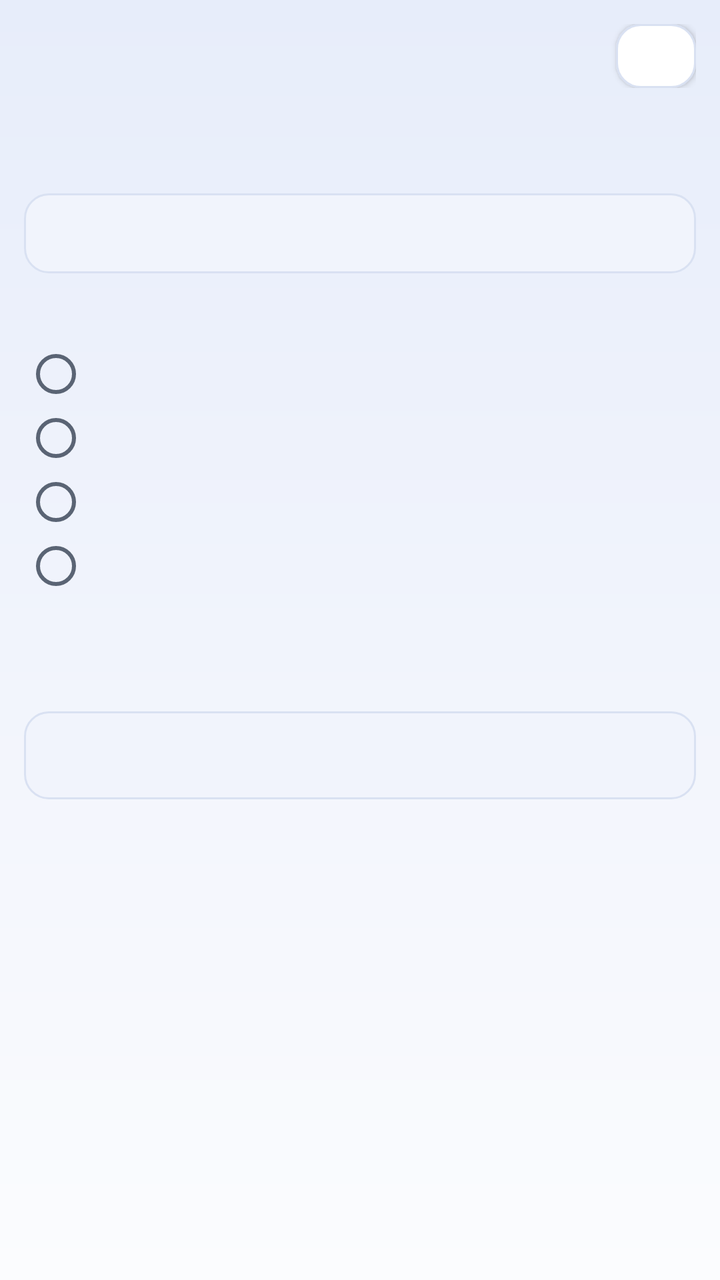
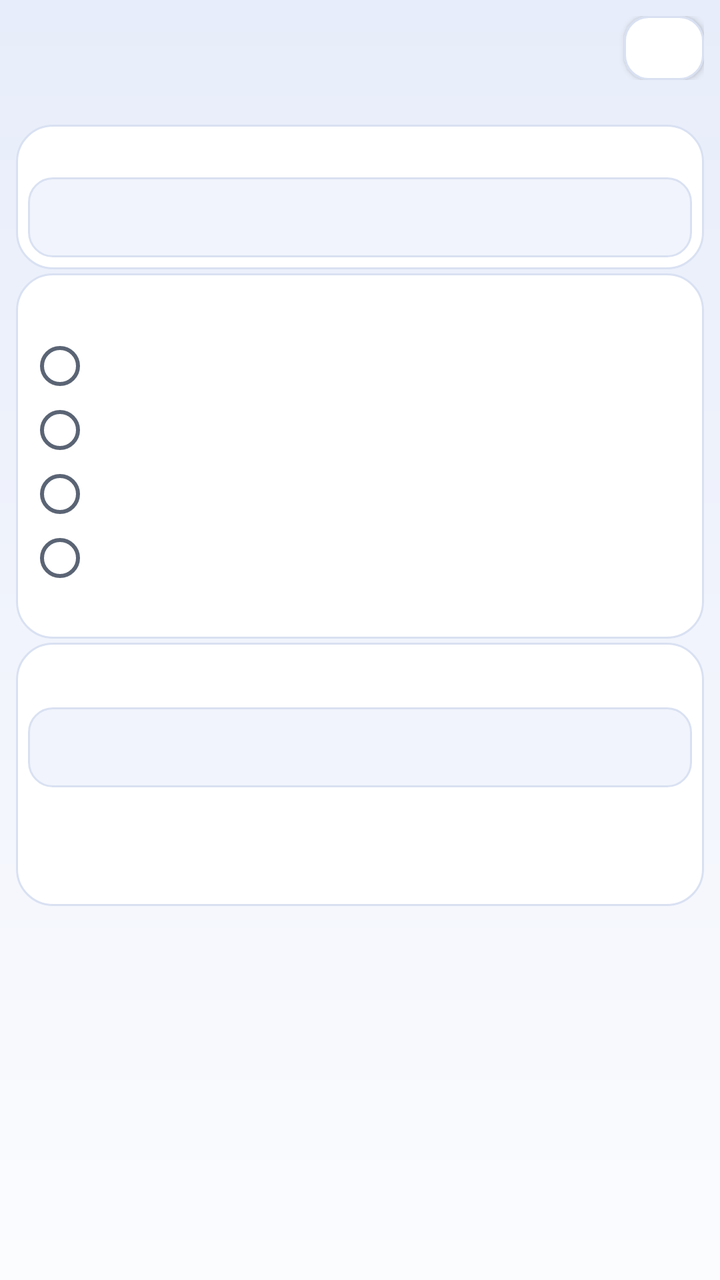

Compare the two renders of this Android layout. The source of the first and the diff that turns it into the second are given below.
<!-- AndroidManifest.xml: application theme AppTheme -->
<!-- res/layout/activity_translation_source.xml -->
<?xml version="1.0" encoding="utf-8"?>
<LinearLayout xmlns:android="http://schemas.android.com/apk/res/android"
    android:layout_width="match_parent"
    android:layout_height="match_parent"
    android:background="@drawable/bg_aurora"
    android:fitsSystemWindows="true"
    android:orientation="vertical"
    android:padding="12dp">

    <LinearLayout
        android:layout_width="match_parent"
        android:layout_height="wrap_content"
        android:gravity="center_vertical"
        android:orientation="horizontal">

        <TextView
            android:id="@+id/text_source_title"
            android:layout_width="0dp"
            android:layout_height="wrap_content"
            android:layout_weight="1"
            android:textColor="@color/text_primary"
            android:textSize="16sp"
            android:textStyle="bold" />

        <Button
            android:id="@+id/btn_source_close"
            style="@style/SettingsButton"
            android:layout_width="40dp"
            android:layout_height="32dp"
            android:minWidth="0dp"
            android:paddingStart="0dp"
            android:paddingEnd="0dp"
            android:textSize="14sp" />
    </LinearLayout>

    <TextView
        android:id="@+id/text_source_desc"
        android:layout_width="match_parent"
        android:layout_height="wrap_content"
        android:paddingTop="4dp"
        android:paddingBottom="8dp"
        android:textColor="@color/text_secondary"
        android:textSize="12sp" />

    <ScrollView
        android:layout_width="match_parent"
        android:layout_height="0dp"
        android:layout_weight="1"
        android:overScrollMode="never"
        android:scrollbars="none">

        <LinearLayout
            android:layout_width="match_parent"
            android:layout_height="wrap_content"
            android:orientation="vertical">

            <TextView
                android:id="@+id/label_source_provider"
                style="@style/SettingsLabel"
                android:labelFor="@id/spinner_source_provider" />

            <Spinner
                android:id="@+id/spinner_source_provider"
                android:layout_width="match_parent"
                android:layout_height="40dp"
                android:layout_marginTop="4dp"
                android:background="@drawable/field_aurora"
                android:paddingStart="12dp"
                android:paddingEnd="12dp"
                android:spinnerMode="dropdown" />

            <TextView
                android:id="@+id/label_source_scope"
                style="@style/SettingsLabel"
                android:layout_marginTop="14dp" />

            <RadioGroup
                android:id="@+id/group_source_scope"
                android:layout_width="match_parent"
                android:layout_height="wrap_content"
                android:orientation="vertical">

                <RadioButton
                    android:id="@+id/radio_scope_line_before"
                    android:layout_width="match_parent"
                    android:layout_height="wrap_content"
                    android:textColor="@color/text_primary"
                    android:textSize="14sp" />

                <RadioButton
                    android:id="@+id/radio_scope_line_full"
                    android:layout_width="match_parent"
                    android:layout_height="wrap_content"
                    android:textColor="@color/text_primary"
                    android:textSize="14sp" />

                <RadioButton
                    android:id="@+id/radio_scope_before_all"
                    android:layout_width="match_parent"
                    android:layout_height="wrap_content"
                    android:textColor="@color/text_primary"
                    android:textSize="14sp" />

                <RadioButton
                    android:id="@+id/radio_scope_all"
                    android:layout_width="match_parent"
                    android:layout_height="wrap_content"
                    android:textColor="@color/text_primary"
                    android:textSize="14sp" />
            </RadioGroup>

            <TextView
                android:id="@+id/text_source_scope_detail"
                android:layout_width="match_parent"
                android:layout_height="wrap_content"
                android:paddingStart="8dp"
                android:paddingTop="2dp"
                android:paddingEnd="8dp"
                android:textColor="@color/text_secondary"
                android:textSize="12sp" />

            <TextView
                android:id="@+id/label_source_max_bytes"
                style="@style/SettingsLabel"
                android:layout_marginTop="14dp"
                android:labelFor="@id/edit_source_max_bytes" />

            <EditText
                android:id="@+id/edit_source_max_bytes"
                android:layout_width="match_parent"
                android:layout_height="44dp"
                android:layout_marginTop="4dp"
                android:background="@drawable/field_aurora"
                android:importantForAutofill="no"
                android:inputType="number"
                android:maxLength="7"
                android:saveEnabled="false"
                android:paddingStart="12dp"
                android:paddingEnd="12dp"
                android:textColor="@color/text_primary"
                android:textSize="14sp" />

            <TextView
                android:id="@+id/text_source_official"
                android:layout_width="match_parent"
                android:layout_height="wrap_content"
                android:paddingTop="4dp"
                android:textColor="@color/text_secondary"
                android:textSize="12sp" />

            <TextView
                android:id="@+id/text_source_truncate"
                android:layout_width="match_parent"
                android:layout_height="wrap_content"
                android:paddingTop="8dp"
                android:paddingBottom="12dp"
                android:textColor="@color/text_secondary"
                android:textSize="12sp" />
        </LinearLayout>
    </ScrollView>
</LinearLayout>
<!-- resources referenced by this layout -->
<resources>
  <style name="SettingsButton">
          <item name="android:layout_width">match_parent</item>
          <item name="android:layout_height">44dp</item>
          <item name="android:background">@drawable/btn_aurora_secondary</item>
          <item name="android:textColor">@color/text_primary</item>
          <item name="android:textSize">13sp</item>
          <item name="android:gravity">center</item>
      </style>
  <style name="SettingsLabel">
          <item name="android:layout_width">match_parent</item>
          <item name="android:layout_height">wrap_content</item>
          <item name="android:textColor">@color/text_secondary</item>
          <item name="android:textSize">12sp</item>
          <item name="android:layout_marginBottom">4dp</item>
      </style>
  <color name="app_bg">#F5F7FB</color>
  <!-- unchanged entries left out for length: 17 -->
</resources>

<!-- the commit's change to res/layout/activity_translation_source.xml (unified diff, before → after) -->
@@ -1,11 +1,7 @@
 <?xml version="1.0" encoding="utf-8"?>
 <LinearLayout xmlns:android="http://schemas.android.com/apk/res/android"
-    android:layout_width="match_parent"
-    android:layout_height="match_parent"
-    android:background="@drawable/bg_aurora"
-    android:fitsSystemWindows="true"
-    android:orientation="vertical"
-    android:padding="12dp">
+    style="@style/PageRoot"
+    android:orientation="vertical">
 
     <LinearLayout
         android:layout_width="match_parent"
@@ -14,33 +10,20 @@
         android:orientation="horizontal">
 
         <TextView
+            style="@style/PageTitle"
             android:id="@+id/text_source_title"
-            android:layout_width="0dp"
-            android:layout_height="wrap_content"
-            android:layout_weight="1"
-            android:textColor="@color/text_primary"
-            android:textSize="16sp"
-            android:textStyle="bold" />
+            android:layout_height="wrap_content" />
 
         <Button
-            android:id="@+id/btn_source_close"
-            style="@style/SettingsButton"
-            android:layout_width="40dp"
-            android:layout_height="32dp"
-            android:minWidth="0dp"
-            android:paddingStart="0dp"
-            android:paddingEnd="0dp"
-            android:textSize="14sp" />
+            style="@style/PageCloseButton"
+            android:id="@+id/btn_source_close" />
     </LinearLayout>
 
     <TextView
+        style="@style/PageDesc"
         android:id="@+id/text_source_desc"
         android:layout_width="match_parent"
-        android:layout_height="wrap_content"
-        android:paddingTop="4dp"
-        android:paddingBottom="8dp"
-        android:textColor="@color/text_secondary"
-        android:textSize="12sp" />
+        android:layout_height="wrap_content" />
 
     <ScrollView
         android:layout_width="match_parent"
@@ -54,108 +37,104 @@
             android:layout_height="wrap_content"
             android:orientation="vertical">
 
-            <TextView
-                android:id="@+id/label_source_provider"
-                style="@style/SettingsLabel"
-                android:labelFor="@id/spinner_source_provider" />
+            <LinearLayout style="@style/SettingsCard">
+                <TextView
+                    style="@style/SettingsLabel"
+                    android:id="@+id/label_source_provider"
+                    android:labelFor="@id/spinner_source_provider"/>
 
-            <Spinner
-                android:id="@+id/spinner_source_provider"
-                android:layout_width="match_parent"
-                android:layout_height="40dp"
-                android:layout_marginTop="4dp"
-                android:background="@drawable/field_aurora"
-                android:paddingStart="12dp"
-                android:paddingEnd="12dp"
-                android:spinnerMode="dropdown" />
+                <Spinner
+                    style="@style/SettingsField"
+                    android:id="@+id/spinner_source_provider"
+                    android:layout_width="match_parent"
+                    android:layout_marginTop="2dp"
+                    android:spinnerMode="dropdown"/>
 
-            <TextView
-                android:id="@+id/label_source_scope"
-                style="@style/SettingsLabel"
-                android:layout_marginTop="14dp" />
+            </LinearLayout>
+            <LinearLayout style="@style/SettingsCard">
+                <TextView
+                    style="@style/SettingsLabel"
+                    android:id="@+id/label_source_scope"
+                    android:layout_marginTop="6dp"/>
 
-            <RadioGroup
-                android:id="@+id/group_source_scope"
-                android:layout_width="match_parent"
-                android:layout_height="wrap_content"
-                android:orientation="vertical">
-
-                <RadioButton
-                    android:id="@+id/radio_scope_line_before"
+                <RadioGroup
+                    android:id="@+id/group_source_scope"
                     android:layout_width="match_parent"
                     android:layout_height="wrap_content"
-                    android:textColor="@color/text_primary"
-                    android:textSize="14sp" />
+                    android:orientation="vertical">
 
-                <RadioButton
-                    android:id="@+id/radio_scope_line_full"
+                    <RadioButton
+                        android:id="@+id/radio_scope_line_before"
+                        android:layout_width="match_parent"
+                        android:layout_height="wrap_content"
+                        android:textColor="@color/text_primary"
+                        android:textSize="14sp" />
+
+                    <RadioButton
+                        android:id="@+id/radio_scope_line_full"
+                        android:layout_width="match_parent"
+                        android:layout_height="wrap_content"
+                        android:textColor="@color/text_primary"
+                        android:textSize="14sp" />
+
+                    <RadioButton
+                        android:id="@+id/radio_scope_before_all"
+                        android:layout_width="match_parent"
+                        android:layout_height="wrap_content"
+                        android:textColor="@color/text_primary"
+                        android:textSize="14sp" />
+
+                    <RadioButton
+                        android:id="@+id/radio_scope_all"
+                        android:layout_width="match_parent"
+                        android:layout_height="wrap_content"
+                        android:textColor="@color/text_primary"
+                        android:textSize="14sp" />
+                </RadioGroup>
+
+                <TextView
+                    android:id="@+id/text_source_scope_detail"
                     android:layout_width="match_parent"
                     android:layout_height="wrap_content"
-                    android:textColor="@color/text_primary"
-                    android:textSize="14sp" />
+                    android:paddingStart="8dp"
+                    android:paddingTop="2dp"
+                    android:paddingEnd="8dp"
+                    android:textColor="@color/text_secondary"
+                    android:textSize="12sp" />
 
-                <RadioButton
-                    android:id="@+id/radio_scope_before_all"
+            </LinearLayout>
+            <LinearLayout style="@style/SettingsCard">
+                <TextView
+                    style="@style/SettingsLabel"
+                    android:id="@+id/label_source_max_bytes"
+                    android:layout_marginTop="6dp"
+                    android:labelFor="@id/edit_source_max_bytes"/>
+
+                <EditText
+                    style="@style/SettingsField"
+                    android:id="@+id/edit_source_max_bytes"
+                    android:layout_width="match_parent"
+                    android:layout_marginTop="2dp"
+                    android:importantForAutofill="no"
+                    android:inputType="number"
+                    android:maxLength="7"
+                    android:saveEnabled="false"/>
+
+                <TextView
+                    style="@style/CardHint"
+                    android:id="@+id/text_source_official"
                     android:layout_width="match_parent"
                     android:layout_height="wrap_content"
-                    android:textColor="@color/text_primary"
-                    android:textSize="14sp" />
+                    android:paddingTop="4dp"/>
 
-                <RadioButton
-                    android:id="@+id/radio_scope_all"
+                <TextView
+                    style="@style/CardHint"
+                    android:id="@+id/text_source_truncate"
                     android:layout_width="match_parent"
                     android:layout_height="wrap_content"
-                    android:textColor="@color/text_primary"
-                    android:textSize="14sp" />
-            </RadioGroup>
-
-            <TextView
-                android:id="@+id/text_source_scope_detail"
-                android:layout_width="match_parent"
-                android:layout_height="wrap_content"
-                android:paddingStart="8dp"
-                android:paddingTop="2dp"
-                android:paddingEnd="8dp"
-                android:textColor="@color/text_secondary"
-                android:textSize="12sp" />
-
-            <TextView
-                android:id="@+id/label_source_max_bytes"
-                style="@style/SettingsLabel"
-                android:layout_marginTop="14dp"
-                android:labelFor="@id/edit_source_max_bytes" />
-
-            <EditText
-                android:id="@+id/edit_source_max_bytes"
-                android:layout_width="match_parent"
-                android:layout_height="44dp"
-                android:layout_marginTop="4dp"
-                android:background="@drawable/field_aurora"
-                android:importantForAutofill="no"
-                android:inputType="number"
-                android:maxLength="7"
-                android:saveEnabled="false"
-                android:paddingStart="12dp"
-                android:paddingEnd="12dp"
-                android:textColor="@color/text_primary"
-                android:textSize="14sp" />
-
-            <TextView
-                android:id="@+id/text_source_official"
-                android:layout_width="match_parent"
-                android:layout_height="wrap_content"
-                android:paddingTop="4dp"
-                android:textColor="@color/text_secondary"
-                android:textSize="12sp" />
-
-            <TextView
-                android:id="@+id/text_source_truncate"
-                android:layout_width="match_parent"
-                android:layout_height="wrap_content"
-                android:paddingTop="8dp"
-                android:paddingBottom="12dp"
-                android:textColor="@color/text_secondary"
-                android:textSize="12sp" />
+                    android:paddingTop="8dp"
+                    android:paddingBottom="12dp"/>
+            </LinearLayout>
         </LinearLayout>
     </ScrollView>
 </LinearLayout>
<!-- resource entries referenced after the edit -->
@@ -1,21 +1,89 @@
 <!-- resources referenced by this layout -->
 <resources>
+  <style name="CardHint">
+          <item name="android:layout_width">match_parent</item>
+          <item name="android:layout_height">wrap_content</item>
+          <item name="android:textColor">@color/text_secondary</item>
+          <item name="android:textSize">11sp</item>
+      </style>
+  <style name="PageCloseButton" parent="SettingsButton">
+          <item name="android:layout_width">40dp</item>
+          <item name="android:layout_height">32dp</item>
+          <item name="android:minWidth">0dp</item>
+          <item name="android:paddingStart">0dp</item>
+          <item name="android:paddingEnd">0dp</item>
+          <item name="android:textSize">14sp</item>
+      </style>
+  <style name="PageDesc">
+          <item name="android:layout_width">match_parent</item>
+          <item name="android:layout_height">wrap_content</item>
+          <item name="android:paddingTop">2dp</item>
+          <item name="android:paddingBottom">4dp</item>
+          <item name="android:textColor">@color/text_secondary</item>
+          <item name="android:textSize">12sp</item>
+      </style>
+  <style name="PageRoot">
+          <item name="android:layout_width">match_parent</item>
+          <item name="android:layout_height">match_parent</item>
+          <item name="android:background">@drawable/bg_aurora</item>
+          <item name="android:fitsSystemWindows">true</item>
+          <item name="android:paddingStart">8dp</item>
+          <item name="android:paddingEnd">8dp</item>
+          <item name="android:paddingTop">8dp</item>
+      </style>
+  <style name="PageTitle">
+          <item name="android:layout_width">0dp</item>
+          <item name="android:layout_height">wrap_content</item>
+          <item name="android:layout_weight">1</item>
+          <item name="android:textColor">@color/text_primary</item>
+          <item name="android:textSize">16sp</item>
+          <item name="android:textStyle">bold</item>
+      </style>
+  <style name="SettingsCard">
+          <item name="android:layout_width">match_parent</item>
+          <item name="android:layout_height">wrap_content</item>
+          <item name="android:layout_marginBottom">2dp</item>
+          <item name="android:background">@drawable/card_aurora</item>
+          <item name="android:orientation">vertical</item>
+          <item name="android:padding">6dp</item>
+      </style>
+  <style name="SettingsField">
+          <item name="android:layout_width">match_parent</item>
+          <item name="android:layout_height">40dp</item>
+          <item name="android:background">@drawable/field_aurora</item>
+          <item name="android:textColor">@color/text_primary</item>
+          <item name="android:textColorHint">@color/text_secondary</item>
+          <item name="android:textSize">14sp</item>
+          <item name="android:paddingStart">12dp</item>
+          <item name="android:paddingEnd">12dp</item>
+      </style>
   <style name="SettingsButton">
           <item name="android:layout_width">match_parent</item>
-          <item name="android:layout_height">44dp</item>
+          <item name="android:layout_height">40dp</item>
           <item name="android:background">@drawable/btn_aurora_secondary</item>
           <item name="android:textColor">@color/text_primary</item>
           <item name="android:textSize">13sp</item>
           <item name="android:gravity">center</item>
       </style>
+  <!-- drawable card_aurora (drawable) -->
+  <?xml version="1.0" encoding="utf-8"?>
+  <shape xmlns:android="http://schemas.android.com/apk/res/android"
+      android:shape="rectangle">
+      <solid android:color="@color/card_bg" />
+      <corners android:radius="18dp" />
+      <stroke
+          android:width="1dp"
+          android:color="@color/card_stroke" />
+  </shape>
   <style name="SettingsLabel">
           <item name="android:layout_width">match_parent</item>
           <item name="android:layout_height">wrap_content</item>
           <item name="android:textColor">@color/text_secondary</item>
           <item name="android:textSize">12sp</item>
-          <item name="android:layout_marginBottom">4dp</item>
+          <item name="android:layout_marginBottom">2dp</item>
       </style>
   <color name="app_bg">#F5F7FB</color>
+  <color name="card_bg">#FFFFFF</color>
   <!-- unchanged entries left out for length: 17 -->
 </resources>
 
